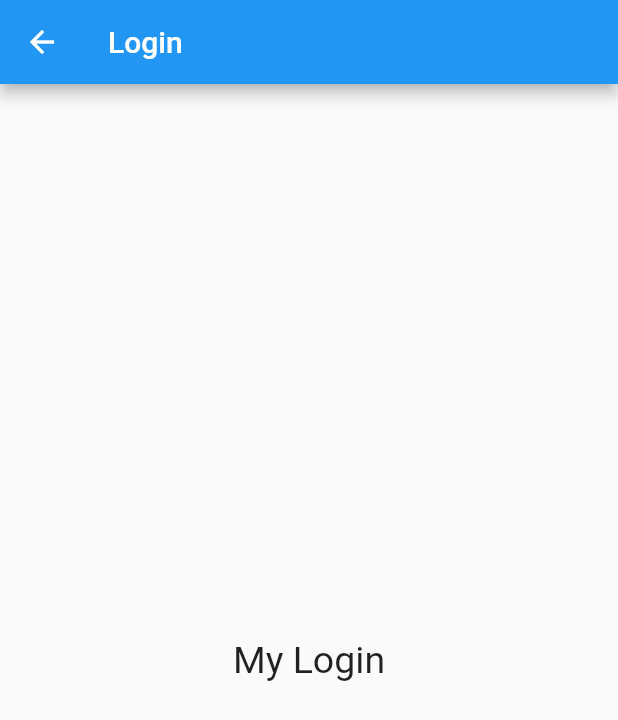
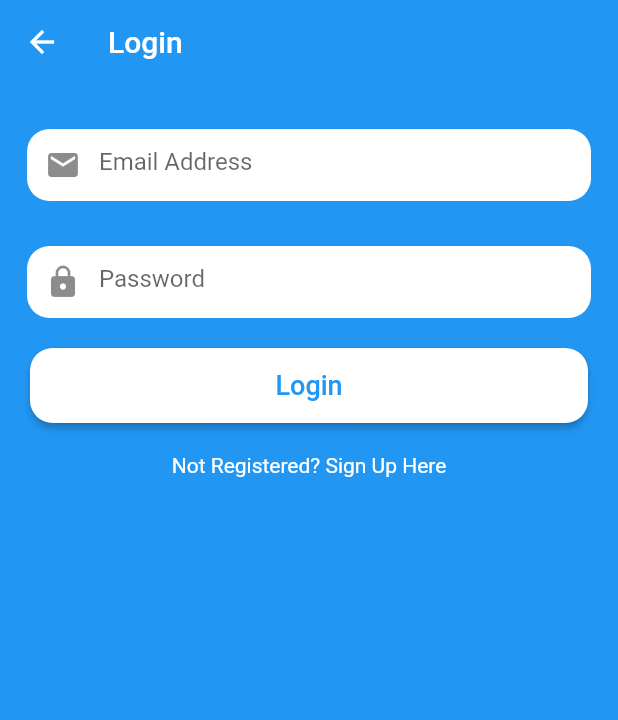
Before and after one commit to mobiledevrob/Flutter-Ecommerce-App, a Flutter app: the screen it shows after launch, in the side drawer, after a tap on "Login", on a phone screen of 412 x 824 dp. Shown: the top 720 px of the screen. Run offline on Flutter 3.47's test engine with Material 2 defaults, Android fonts, the phone set to English and light mode, and no system bars; network calls fail.

Commit message:
tutorial 6 (Login Part one)

```diff
--- /dev/null
+++ b/lib/tools/app_tools.dart
@@ -0,0 +1,85 @@
+import 'package:flutter/material.dart';
+import 'package:flutter_girlies_store/tools/progressdialog.dart';
+
+Widget appTextField(
+    {IconData textIcon,
+    String textHint,
+    bool isPassword,
+    double sidePadding,
+    TextInputType textType,
+    TextEditingController controller}) {
+  sidePadding == null ? sidePadding = 0.0 : sidePadding;
+  textHint == null ? textHint = "" : textHint;
+  //textType == null ? textType == TextInputType.text : textType;
+
+  return Padding(
+    padding: new EdgeInsets.only(left: sidePadding, right: sidePadding),
+    child: new Container(
+      decoration: new BoxDecoration(
+        color: Colors.white,
+        borderRadius: new BorderRadius.all(new Radius.circular(15.0)),
+      ),
+      child: new TextField(
+        controller: controller,
+        obscureText: isPassword == null ? false : isPassword,
+        keyboardType: textType == null ? TextInputType.text : textType,
+        decoration: new InputDecoration(
+          border: InputBorder.none,
+          hintText: textHint,
+          prefixIcon: textIcon == null ? new Container() : new Icon(textIcon),
+        ),
+      ),
+    ),
+  );
+}
+
+Widget appButton(
+    {String btnTxt,
+    double btnPadding,
+    Color btnColor,
+    VoidCallback onBtnclicked}) {
+  btnTxt == null ? btnTxt == "App Button" : btnTxt;
+  btnPadding == null ? btnPadding = 0.0 : btnPadding;
+  btnColor == null ? btnColor = Colors.black : btnColor;
+
+  return Padding(
+    padding: new EdgeInsets.all(btnPadding),
+    child: new RaisedButton(
+      color: Colors.white,
+      shape: new RoundedRectangleBorder(
+          borderRadius: new BorderRadius.all(new Radius.circular(15.0))),
+      onPressed: onBtnclicked,
+      child: Container(
+        height: 50.0,
+        child: new Center(
+          child: new Text(
+            btnTxt,
+            style: new TextStyle(color: btnColor, fontSize: 18.0),
+          ),
+        ),
+      ),
+    ),
+  );
+}
+
+showSnackBar(String message, final scaffoldKey) {
+  scaffoldKey.currentState.showSnackBar(new SnackBar(
+    backgroundColor: Colors.red[600],
+    content: new Text(
+      message,
+      style: new TextStyle(color: Colors.white),
+    ),
+  ));
+}
+
+displayProgressDialog(BuildContext context) {
+  Navigator.of(context).push(new PageRouteBuilder(
+      opaque: false,
+      pageBuilder: (BuildContext context, _, __) {
+        return new ProgressDialog();
+      }));
+}
+
+closeProgressDialog(BuildContext context) {
+  Navigator.of(context).pop();
+}
--- a/lib/userScreens/loginLogout.dart
+++ b/lib/userScreens/loginLogout.dart
@@ -1,4 +1,6 @@
 import 'package:flutter/material.dart';
+import 'package:flutter_girlies_store/tools/app_tools.dart';
+import 'package:flutter_girlies_store/userScreens/signup.dart';
 
 class GirliesLogin extends StatefulWidget {
   @override
@@ -6,19 +8,75 @@ class GirliesLogin extends StatefulWidget {
 }
 
 class _GirliesLoginState extends State<GirliesLogin> {
+  TextEditingController email = new TextEditingController();
+  TextEditingController password = new TextEditingController();
+  final scaffoldKey = new GlobalKey<ScaffoldState>();
+  BuildContext context;
+
   @override
   Widget build(BuildContext context) {
+    this.context = context;
     return new Scaffold(
+      key: scaffoldKey,
+      backgroundColor: Theme.of(context).primaryColor,
       appBar: new AppBar(
         title: new Text("Login"),
         centerTitle: false,
+        elevation: 0.0,
       ),
-      body: new Center(
-        child: new Text(
-          "My Login",
-          style: new TextStyle(fontSize: 25.0),
+      body: new SingleChildScrollView(
+        child: new Column(
+          children: <Widget>[
+            new SizedBox(
+              height: 30.0,
+            ),
+            appTextField(
+                isPassword: false,
+                sidePadding: 18.0,
+                textHint: "Email Address",
+                textIcon: Icons.email,
+                controller: email),
+            new SizedBox(
+              height: 30.0,
+            ),
+            appTextField(
+                isPassword: true,
+                sidePadding: 18.0,
+                textHint: "Password",
+                textIcon: Icons.lock,
+                controller: password),
+            appButton(
+                btnTxt: "Login",
+                onBtnclicked: verifyLoggin,
+                btnPadding: 20.0,
+                btnColor: Theme.of(context).primaryColor),
+            new GestureDetector(
+              onTap: () {
+                Navigator.of(context).push(
+                    new MaterialPageRoute(builder: (context) => new SignUp()));
+              },
+              child: new Text(
+                "Not Registered? Sign Up Here",
+                style: new TextStyle(color: Colors.white),
+              ),
+            )
+          ],
         ),
       ),
     );
   }
+
+  verifyLoggin() {
+    if (email.text == "") {
+      showSnackBar("Email cannot be empty", scaffoldKey);
+      return;
+    }
+
+    if (password.text == "") {
+      showSnackBar("Password cannot be empty", scaffoldKey);
+      return;
+    }
+
+    displayProgressDialog(context);
+  }
 }
```
Also changed, not shown: lib/tools/progressdialog.dart (added, +36 -0 lines), lib/userScreens/signup.dart (added, +122 -0 lines), 1 other file.
